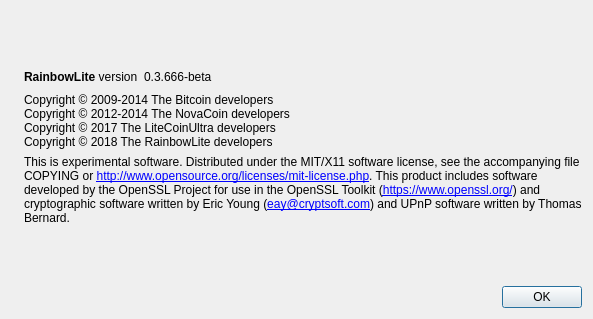
The window that src/qt/forms/aboutdialog.ui (wayawolf/WayaWolfCoin) describes before a commit, drawn with Qt 5.
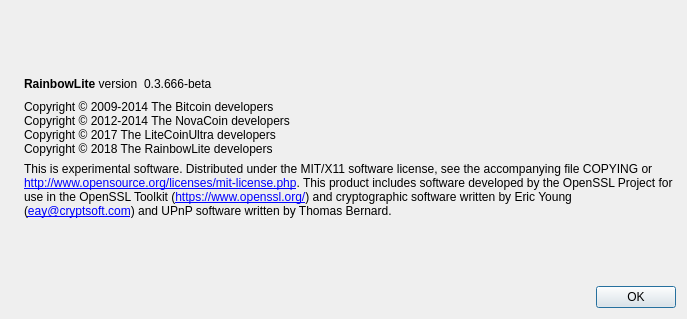
The same window after the commit. Icons and pictures are not drawn.

Diff of the .ui file:
```diff
--- a/src/qt/forms/aboutdialog.ui
+++ b/src/qt/forms/aboutdialog.ui
@@ -6,7 +6,7 @@
    <rect>
     <x>0</x>
     <y>0</y>
-    <width>593</width>
+    <width>687</width>
     <height>319</height>
    </rect>
   </property>
```
Left out of the diff: 9 changed lines with no effect on the pictures.
